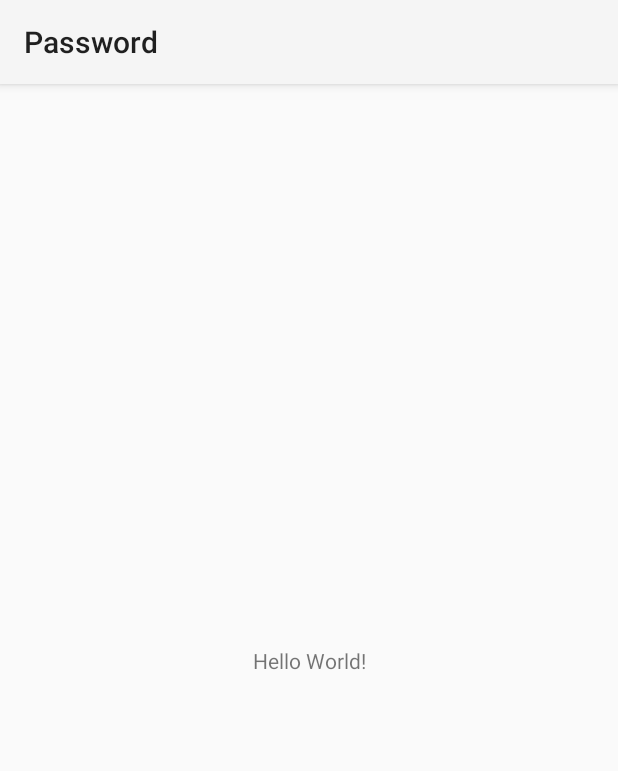
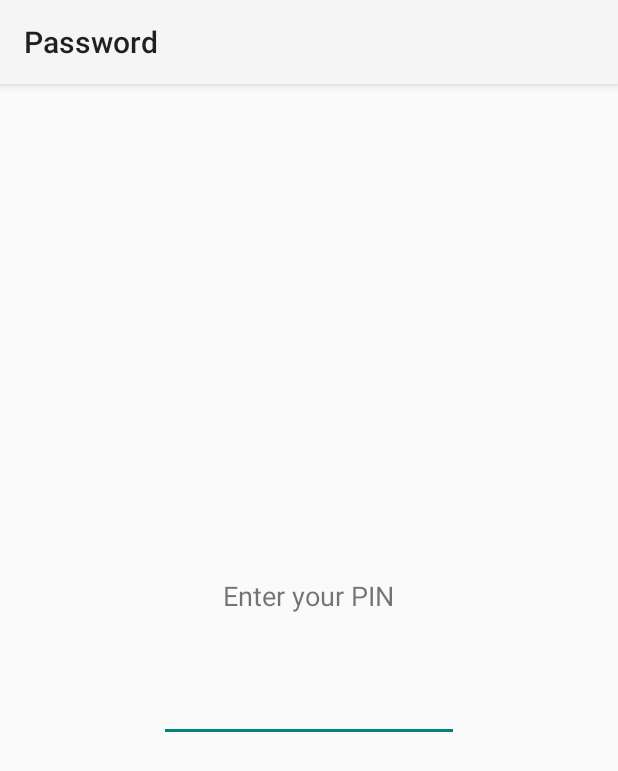
Before and after one commit to ppriyanshu26/Password, an Android app: the screen it shows after launch (MainActivity before the commit, Lockscreen after it), on a phone screen of 412 x 824 dp. Shown: the top 771 px of the screen. Run offline under Robolectric (Android 15) with nearby library versions, the phone set to English and light mode, and no system bars.

Commit message:
Added Lockscreen Activity

```diff
--- a/Android/app/src/main/AndroidManifest.xml
+++ b/Android/app/src/main/AndroidManifest.xml
@@ -12,14 +12,14 @@
         android:supportsRtl="true"
         android:theme="@style/Theme.Password">
         <activity
-            android:name=".MainActivity"
+            android:name=".Lockscreen"
             android:exported="true">
             <intent-filter>
                 <action android:name="android.intent.action.MAIN" />
-
                 <category android:name="android.intent.category.LAUNCHER" />
             </intent-filter>
         </activity>
+        <activity android:name=".MainActivity" />
     </application>
 
 </manifest>
--- /dev/null
+++ b/Android/app/src/main/java/com/priyanshu/password/Lockscreen.java
@@ -0,0 +1,24 @@
+package com.priyanshu.password;
+
+import android.os.Bundle;
+
+import androidx.activity.EdgeToEdge;
+import androidx.appcompat.app.AppCompatActivity;
+import androidx.core.graphics.Insets;
+import androidx.core.view.ViewCompat;
+import androidx.core.view.WindowInsetsCompat;
+
+public class Lockscreen extends AppCompatActivity {
+
+    @Override
+    protected void onCreate(Bundle savedInstanceState) {
+        super.onCreate(savedInstanceState);
+        EdgeToEdge.enable(this);
+        setContentView(R.layout.activity_lockscreen);
+        ViewCompat.setOnApplyWindowInsetsListener(findViewById(R.id.main), (v, insets) -> {
+            Insets systemBars = insets.getInsets(WindowInsetsCompat.Type.systemBars());
+            v.setPadding(systemBars.left, systemBars.top, systemBars.right, systemBars.bottom);
+            return insets;
+        });
+    }
+}
--- /dev/null
+++ b/Android/app/src/main/res/layout/activity_lockscreen.xml
@@ -0,0 +1,41 @@
+
+<?xml version="1.0" encoding="utf-8"?>
+<LinearLayout
+    xmlns:android="http://schemas.android.com/apk/res/android"
+    xmlns:app="http://schemas.android.com/apk/res-auto"
+    xmlns:tools="http://schemas.android.com/tools"
+    android:id="@+id/main"
+    android:layout_width="match_parent"
+    android:layout_height="match_parent"
+    android:orientation="vertical"
+    android:gravity="center"
+    android:padding="24dp"
+    tools:context=".Lockscreen">
+
+    <TextView
+        android:id="@+id/instruction_text"
+        android:layout_width="wrap_content"
+        android:layout_height="wrap_content"
+        android:text="Enter your PIN"
+        android:textSize="18sp"
+        android:layout_marginBottom="32dp" />
+
+    <EditText
+        android:id="@+id/pin_input"
+        android:layout_width="200dp"
+        android:layout_height="wrap_content"
+        android:inputType="numberPassword"
+        android:maxLength="8"
+        android:gravity="center"
+        android:textSize="24sp"
+        android:imeOptions="actionDone" />
+
+    <Button
+        android:id="@+id/submit_button"
+        android:layout_width="wrap_content"
+        android:layout_height="wrap_content"
+        android:text="Unlock"
+        android:layout_marginTop="24dp"
+        android:visibility="gone" />
+
+</LinearLayout>
```
Also changed, not shown: Android/app/src/main/res/layout/activity_main.xml (+44 -9 lines).
